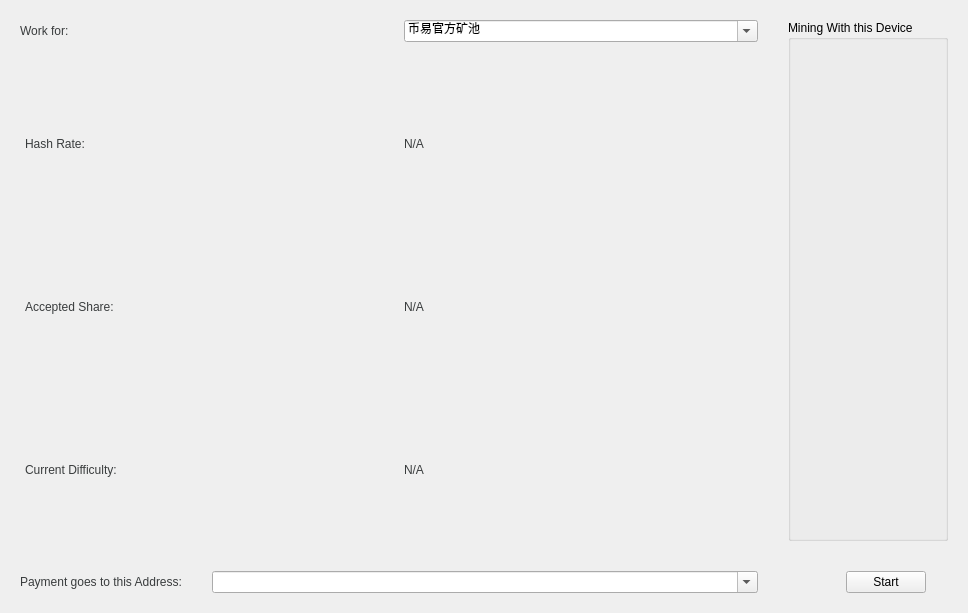
The window that src/qt/forms/miner.ui (ecoinchain/ecoin) describes before a commit, drawn with Qt 5.
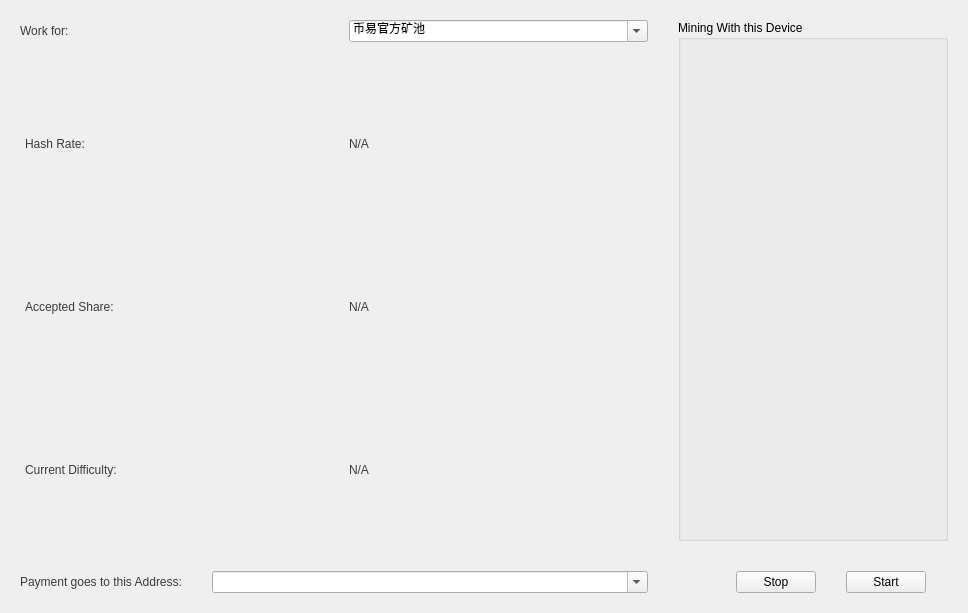
The same window after the commit.

```diff
--- a/src/qt/forms/miner.ui
+++ b/src/qt/forms/miner.ui
@@ -173,7 +173,7 @@
     </widget>
    </item>
    <item row="1" column="1">
-    <layout class="QHBoxLayout" name="horizontalLayout_2" stretch="8,0,3">
+    <layout class="QHBoxLayout" name="horizontalLayout_2" stretch="8,0,0,3">
      <item>
       <spacer name="horizontalSpacer">
        <property name="orientation">
@@ -188,7 +188,14 @@
       </spacer>
      </item>
      <item>
-      <widget class="QPushButton" name="startstopbutton">
+      <widget class="QPushButton" name="stopbutton">
+       <property name="text">
+        <string>Stop</string>
+       </property>
+      </widget>
+     </item>
+     <item>
+      <widget class="QPushButton" name="startbutton">
        <property name="text">
         <string>Start</string>
        </property>
@@ -212,14 +219,14 @@
    <item row="1" column="0">
     <layout class="QHBoxLayout" name="horizontalLayout_3" stretch="0,1">
      <item>
-      <widget class="QLabel" name="username">
+      <widget class="QLabel" name="username_label">
        <property name="text">
         <string>Payment goes to this Address:</string>
        </property>
       </widget>
      </item>
      <item>
-      <widget class="QComboBox" name="comboBox_2">
+      <widget class="QComboBox" name="username">
        <property name="editable">
         <bool>true</bool>
        </property>
```
